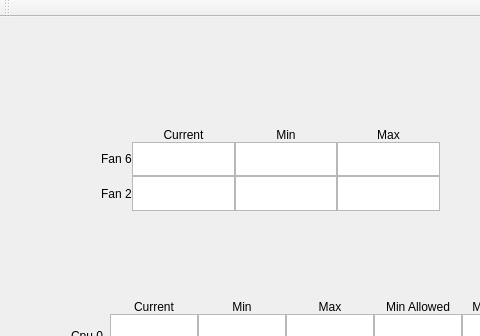
This is mainwindow.ui in wojtekkedzior/hardware-monitor as Qt 5 draws it before an edit; both pictures show x 0 to 480 and y 0 to 336 of the 1331 by 876 pixel window. The edited form follows.
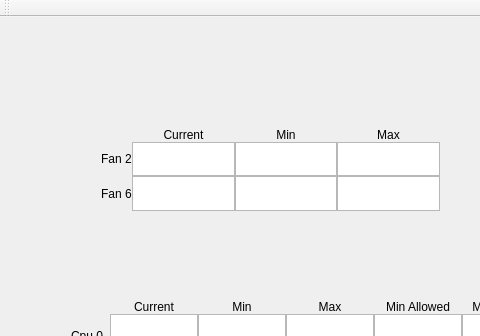
This is the edited form.

```diff
--- a/mainwindow.ui
+++ b/mainwindow.ui
@@ -369,7 +369,7 @@
      <property name="spacing">
       <number>0</number>
      </property>
-     <item row="0" column="2">
+     <item row="0" column="3">
       <widget class="QLabel" name="label_3">
        <property name="text">
         <string>Min</string>
@@ -379,7 +379,7 @@
        </property>
       </widget>
      </item>
-     <item row="0" column="1">
+     <item row="0" column="2">
       <widget class="QLabel" name="label_2">
        <property name="text">
         <string>Current</string>
@@ -389,7 +389,7 @@
        </property>
       </widget>
      </item>
-     <item row="0" column="3">
+     <item row="0" column="4">
       <widget class="QLabel" name="label_4">
        <property name="text">
         <string>Max</string>
@@ -399,38 +399,38 @@
        </property>
       </widget>
      </item>
-     <item row="1" column="0">
-      <widget class="QLabel" name="label_5">
-       <property name="text">
-        <string>Fan 6</string>
-       </property>
-      </widget>
-     </item>
-     <item row="2" column="0">
-      <widget class="QLabel" name="label">
-       <property name="text">
-        <string>Fan 2</string>
-       </property>
-      </widget>
-     </item>
-     <item row="1" column="1">
+     <item row="1" column="2">
       <widget class="QTextBrowser" name="fan2_current"/>
      </item>
-     <item row="1" column="2">
+     <item row="1" column="3">
       <widget class="QTextBrowser" name="fan2_min"/>
      </item>
-     <item row="1" column="3">
+     <item row="1" column="4">
       <widget class="QTextBrowser" name="fan2_max"/>
      </item>
-     <item row="2" column="1">
+     <item row="2" column="2">
       <widget class="QTextBrowser" name="fan6_current"/>
      </item>
-     <item row="2" column="2">
+     <item row="2" column="3">
       <widget class="QTextBrowser" name="fan6_min"/>
      </item>
-     <item row="2" column="3">
+     <item row="2" column="4">
       <widget class="QTextBrowser" name="fan6_max"/>
      </item>
+     <item row="1" column="0">
+      <widget class="QLabel" name="label">
+       <property name="text">
+        <string>Fan 2</string>
+       </property>
+      </widget>
+     </item>
+     <item row="2" column="0">
+      <widget class="QLabel" name="label_5">
+       <property name="text">
+        <string>Fan 6</string>
+       </property>
+      </widget>
+     </item>
     </layout>
    </widget>
    <widget class="QWidget" name="gridLayoutWidget">
@@ -685,7 +685,7 @@
      <x>0</x>
      <y>0</y>
      <width>1331</width>
-     <height>16</height>
+     <height>14</height>
     </rect>
    </property>
   </widget>
```
